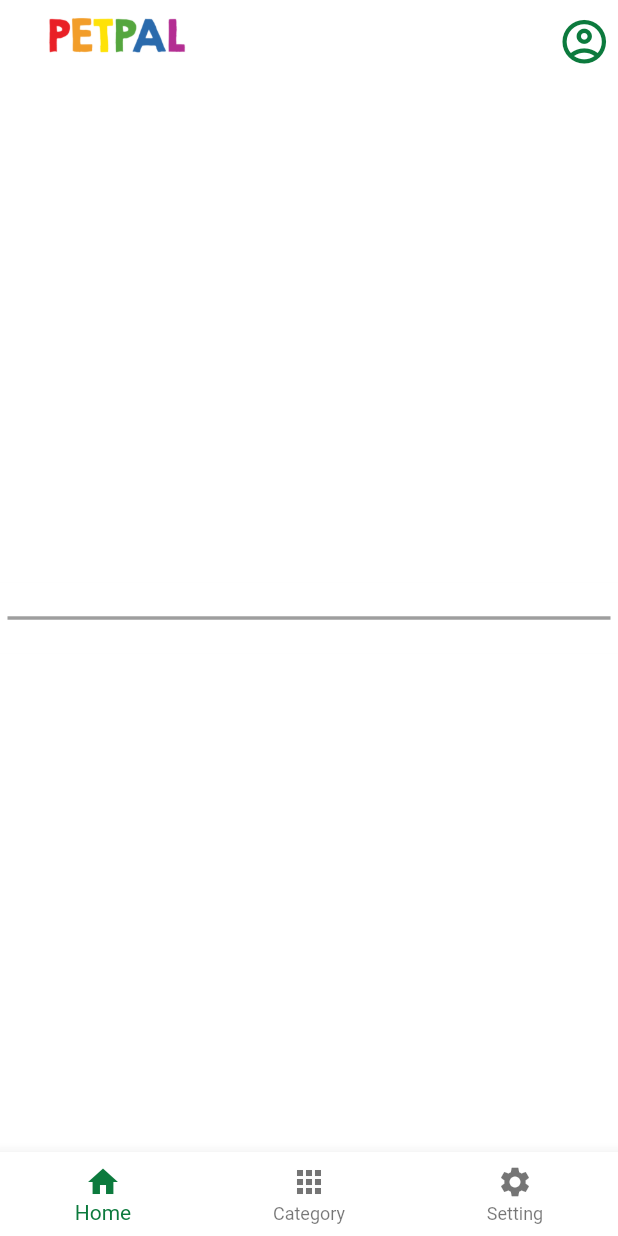
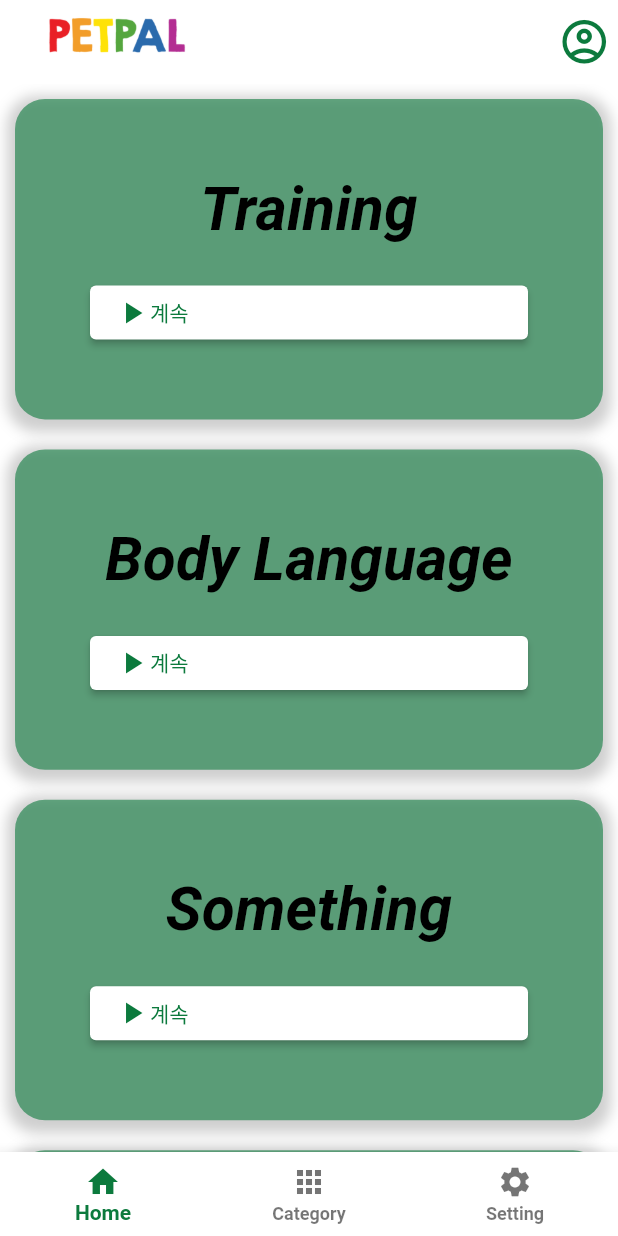
Before and after one commit to bohyeon9888/petpal_dummypage, a Flutter app: the screen it shows after launch, on a phone screen of 412 x 824 dp. Run offline on Flutter 3.47's test engine with Material 2 defaults, Android fonts, the phone set to English and light mode, and no system bars; Roboto replaces fonts that are missing (Montserrat).

Commit message:
Make the body content of main page

```diff
--- a/lib/main.dart
+++ b/lib/main.dart
@@ -2,6 +2,7 @@ import 'package:flutter/material.dart';
 import 'package:flutter/services.dart';
 
 import './widgets/navbar.dart';
+import './widgets/section.dart';
 
 void main() {
   runApp(MyApp());
@@ -18,14 +19,93 @@ class AppColor {
 
 class MyApp extends StatelessWidget {
   // This widget is the root of your application.
+  final ThemeData appTheme = ThemeData(
+    colorScheme: ColorScheme.fromSwatch().copyWith(
+      primary: const Color.fromRGBO(12, 122, 61, 1),
+      secondary: const Color.fromRGBO(12, 122, 61, 1),
+    ),
+    textTheme: const TextTheme(
+      headlineLarge: TextStyle(
+        fontSize: 40,
+        fontWeight: FontWeight.w900,
+        fontStyle: FontStyle.italic,
+        color: Colors.black,
+      ),
+      headlineSmall: TextStyle(
+        fontSize: 23,
+        fontWeight: FontWeight.w700,
+        color: Colors.black,
+      ),
+      bodyLarge: TextStyle(
+        fontSize: 18,
+        color: Colors.black,
+      ),
+    ),
+  );
+
   @override
   Widget build(BuildContext context) {
     return MaterialApp(
       title: 'Home',
       theme: ThemeData(
-        colorScheme: ColorScheme.fromSwatch().copyWith(
-          primary: Color.fromRGBO(12, 122, 61, 1),
-          secondary: Color.fromRGBO(12, 122, 61, 1),
+        canvasColor: const Color.fromRGBO(255, 255, 255, 1),
+        fontFamily: 'Montserrat',
+        textTheme: const TextTheme(
+          headlineLarge: TextStyle(
+            fontFamily: 'Montserrat',
+            fontSize: 40,
+            fontWeight: FontWeight.bold,
+            fontStyle: FontStyle.italic,
+            color: Colors.black,
+          ),
+          headlineMedium: TextStyle(
+            fontFamily: 'Montserrat',
+            fontSize: 30,
+            fontWeight: FontWeight.bold,
+            color: AppColor.yellowColor,
+          ),
+          bodyMedium: TextStyle(
+            fontFamily: 'Montserrat',
+            fontSize: 23,
+            fontWeight: FontWeight.w600,
+            color: Colors.black,
+          ),
+          bodySmall: TextStyle(
+            fontFamily: 'Montserrat',
+            fontSize: 18,
+            fontWeight: FontWeight.w500,
+            color: Colors.black,
+          ),
+          bodyLarge: TextStyle(
+            fontSize: 25,
+            color: AppColor.yellowColor,
+            fontWeight: FontWeight.bold,
+            fontFamily: 'Montserrat',
+          ),
+          displayMedium: TextStyle(
+            fontSize: 25,
+            fontWeight: FontWeight.w500,
+            color: Colors.black,
+            fontFamily: 'Montserrat',
+          ),
+          displaySmall: TextStyle(
+            fontSize: 25,
+            fontWeight: FontWeight.w400,
+            color: Colors.black,
+            fontFamily: 'Montserrat',
+          ),
+          titleMedium: TextStyle(
+            fontSize: 20,
+            fontWeight: FontWeight.w500,
+            color: Colors.black,
+            fontFamily: 'Montserrat',
+          ),
+          labelMedium: TextStyle(
+            fontSize: 23,
+            fontWeight: FontWeight.w600,
+            color: AppColor.greenTambourine,
+            fontFamily: 'Montserrat',
+          ),
         ),
       ),
       home: MyHomePage(),
@@ -44,16 +124,17 @@ class _MyHomePageState extends State<MyHomePage> {
     final double deviceWidth = MediaQuery.of(context).size.width;
     final double deviceHeight = MediaQuery.of(context).size.height -
         AppBar().preferredSize.height -
+        kBottomNavigationBarHeight - // navbar
         MediaQuery.of(context).viewPadding.top;
 
     final appbar = AppBar(
-      systemOverlayStyle: SystemUiOverlayStyle(
+      systemOverlayStyle: const SystemUiOverlayStyle(
         statusBarColor: AppColor.whiteColor,
         statusBarIconBrightness: Brightness.dark,
       ),
       backgroundColor: AppColor.whiteColor,
       //toolbarHeight: MediaQuery.of(context).viewPadding.top,
-      iconTheme: IconThemeData(color: AppColor.greenTambourine),
+      iconTheme: const IconThemeData(color: AppColor.greenTambourine),
       elevation: 0,
       title: Image.asset(
         'assets/logos/petpal_text.png',
@@ -76,7 +157,7 @@ class _MyHomePageState extends State<MyHomePage> {
 
     return Scaffold(
       appBar: appbar,
-      body: const MainPage(),
+      body: MainPage(deviceHeight: deviceHeight, deviceWidth: deviceWidth),
       bottomNavigationBar: NavBar(
         currentIndex: 0,
       ),
@@ -85,38 +166,29 @@ class _MyHomePageState extends State<MyHomePage> {
 }
 
 class MainPage extends StatelessWidget {
-  const MainPage({super.key});
+  final double deviceWidth;
+  final double deviceHeight;
+  MainPage({
+    super.key,
+    required this.deviceHeight,
+    required this.deviceWidth,
+  });
 
   @override
   Widget build(BuildContext context) {
-    return Column(
-      children: [
-        Expanded(
-          flex: 7,
-          child: Container(
-            color: AppColor.whiteColor,
-          ),
+    return SafeArea(
+      child: SingleChildScrollView(
+        child: Column(
+          mainAxisAlignment: MainAxisAlignment.spaceEvenly,
+          crossAxisAlignment: CrossAxisAlignment.center,
+          children: [
+            Section(courseName: "Training", deviceHeight: deviceHeight, deviceWidth: deviceWidth),
+            Section(courseName: "Body Language", deviceHeight: deviceHeight, deviceWidth: deviceWidth),
+            Section(courseName: "Something", deviceHeight: deviceHeight, deviceWidth: deviceWidth),
+            Section(courseName: "Extra", deviceHeight: deviceHeight, deviceWidth: deviceWidth),
+          ],
         ),
-        Expanded(
-          flex: 1,
-          child: Container(
-            color: AppColor.whiteColor,
-            // ignore: prefer_const_constructors
-            child: FractionallySizedBox(
-              heightFactor: 0.3,
-              alignment: FractionalOffset.center,
-              child: const Divider(
-                  indent: 5, endIndent: 5, color: Colors.grey, thickness: 2.3),
-            ),
-          ),
-        ),
-        Expanded(
-          flex: 7,
-          child: Container(
-            color: AppColor.whiteColor,
-          ),
-        )
-      ],
+      ),
     );
   }
 }
--- a/lib/widgets/navbar.dart
+++ b/lib/widgets/navbar.dart
@@ -18,7 +18,7 @@ class NavBar extends StatelessWidget {
         break;
 
       case 2:
-        if (currentIndex != 1) {}
+        if (currentIndex != 2) {}
         break;
     }
   }
--- /dev/null
+++ b/lib/widgets/section.dart
@@ -0,0 +1,59 @@
+import 'package:flutter/material.dart';
+import '../main.dart';
+
+class Section extends StatelessWidget {
+  final String courseName;
+  final double deviceHeight;
+  final double deviceWidth;
+  Section({
+    super.key,
+    required this.courseName,
+    required this.deviceHeight,
+    required this.deviceWidth,
+  });
+
+  @override
+  Widget build(BuildContext context) {
+    return Container(
+      margin: const EdgeInsets.all(10),
+      padding: const EdgeInsets.all(50),
+      decoration: BoxDecoration(
+        color: AppColor.greenTambourineTransparent,
+        borderRadius: BorderRadius.circular(20),
+        boxShadow: [
+          BoxShadow(
+            color: Colors.grey.withOpacity(0.5),
+            spreadRadius: 5,
+            blurRadius: 7,
+            offset: const Offset(0, 3),
+          ),
+        ],
+      ),
+      height: deviceHeight * 0.3,
+      width: deviceWidth,
+      child: Column(
+        children: [
+          Text(
+            courseName,
+            style: Theme.of(context).textTheme.headlineLarge,
+          ),
+          SizedBox(
+            height: deviceHeight * 0.03,
+          ),
+          ElevatedButton(
+            style: ElevatedButton.styleFrom(
+                foregroundColor: AppColor.greenTambourine,
+                backgroundColor: AppColor.whiteColor),
+            onPressed: () {},
+            child: const Row(
+              children: [
+                Icon(Icons.play_arrow),
+                Text('계속'),
+              ],
+            ),
+          )
+        ],
+      ),
+    );
+  }
+}
```
